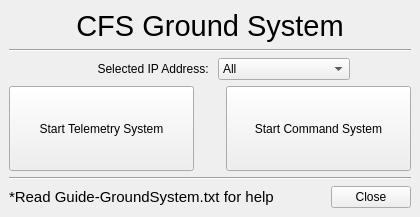
nasa/cFS-GroundSystem, file MainWindow.ui: the form before one commit.
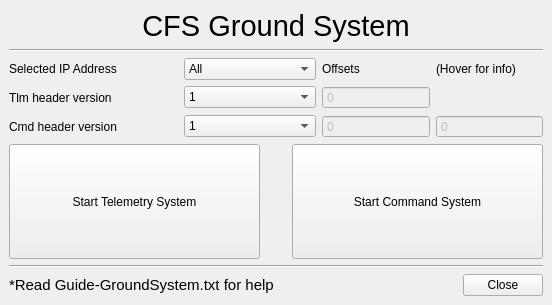
The form after the commit.

Commit message:
Resolve #103 - updates to allow user to select header version
Updates GUI and backend to allow user to select
header version offsets, or custom byte offsets

Also removed the shareddata.py file; no longer needed
at this time

What changed in the file:
```diff
--- a/MainWindow.ui
+++ b/MainWindow.ui
@@ -9,8 +9,8 @@
    <rect>
     <x>0</x>
     <y>0</y>
-    <width>420</width>
-    <height>217</height>
+    <width>552</width>
+    <height>305</height>
    </rect>
   </property>
   <property name="sizePolicy">
@@ -49,21 +49,8 @@
      </widget>
     </item>
     <item>
-     <layout class="QHBoxLayout" name="horizontalLayout">
-      <item>
-       <spacer name="horizontalSpacer">
-        <property name="orientation">
-         <enum>Qt::Horizontal</enum>
-        </property>
-        <property name="sizeHint" stdset="0">
-         <size>
-          <width>40</width>
-          <height>20</height>
-         </size>
-        </property>
-       </spacer>
-      </item>
-      <item>
+     <layout class="QGridLayout" name="gridLayout">
+      <item row="0" column="0">
        <widget class="QLabel" name="label_3">
         <property name="sizePolicy">
          <sizepolicy hsizetype="Fixed" vsizetype="Preferred">
@@ -78,14 +65,14 @@
          </size>
         </property>
         <property name="text">
-         <string>Selected IP Address: </string>
+         <string>Selected IP Address</string>
         </property>
         <property name="alignment">
-         <set>Qt::AlignRight|Qt::AlignTrailing|Qt::AlignVCenter</set>
+         <set>Qt::AlignLeading|Qt::AlignLeft|Qt::AlignVCenter</set>
         </property>
        </widget>
       </item>
-      <item>
+      <item row="0" column="1">
        <widget class="QComboBox" name="comboBoxIpAddresses">
         <property name="minimumSize">
          <size>
@@ -106,18 +93,137 @@
         </item>
        </widget>
       </item>
-      <item>
-       <spacer name="horizontalSpacer_2">
-        <property name="orientation">
-         <enum>Qt::Horizontal</enum>
+      <item row="1" column="0">
+       <widget class="QLabel" name="label_4">
+        <property name="sizePolicy">
+         <sizepolicy hsizetype="Fixed" vsizetype="Preferred">
+          <horstretch>0</horstretch>
+          <verstretch>0</verstretch>
+         </sizepolicy>
         </property>
-        <property name="sizeHint" stdset="0">
+        <property name="minimumSize">
          <size>
-          <width>40</width>
-          <height>20</height>
+          <width>169</width>
+          <height>0</height>
          </size>
         </property>
-       </spacer>
+        <property name="text">
+         <string>Tlm header version</string>
+        </property>
+        <property name="alignment">
+         <set>Qt::AlignLeading|Qt::AlignLeft|Qt::AlignVCenter</set>
+        </property>
+       </widget>
+      </item>
+      <item row="1" column="1">
+       <widget class="QComboBox" name="cbTlmHeaderVer">
+        <property name="minimumSize">
+         <size>
+          <width>132</width>
+          <height>0</height>
+         </size>
+        </property>
+        <property name="maximumSize">
+         <size>
+          <width>132</width>
+          <height>16777215</height>
+         </size>
+        </property>
+        <item>
+         <property name="text">
+          <string>1</string>
+         </property>
+        </item>
+        <item>
+         <property name="text">
+          <string>2</string>
+         </property>
+        </item>
+        <item>
+         <property name="text">
+          <string>Custom</string>
+         </property>
+        </item>
+       </widget>
+      </item>
+      <item row="2" column="0">
+       <widget class="QLabel" name="label_2">
+        <property name="text">
+         <string>Cmd header version</string>
+        </property>
+       </widget>
+      </item>
+      <item row="1" column="2">
+       <widget class="QSpinBox" name="sbTlmOffset">
+        <property name="enabled">
+         <bool>false</bool>
+        </property>
+        <property name="toolTip">
+         <string>&lt;html&gt;&lt;head/&gt;&lt;body&gt;&lt;p&gt;Offset (in bytes) to be &lt;span style=&quot; font-weight:600;&quot;&gt;added to&lt;/span&gt; existing offsets listed in telemetry text files&lt;/p&gt;&lt;/body&gt;&lt;/html&gt;</string>
+        </property>
+        <property name="buttonSymbols">
+         <enum>QAbstractSpinBox::NoButtons</enum>
+        </property>
+       </widget>
+      </item>
+      <item row="2" column="2">
+       <widget class="QSpinBox" name="sbCmdOffsetPri">
+        <property name="enabled">
+         <bool>false</bool>
+        </property>
+        <property name="toolTip">
+         <string>&lt;html&gt;&lt;head/&gt;&lt;body&gt;&lt;p&gt;Offset (in bytes) to be added &lt;span style=&quot; font-weight:600;&quot;&gt;after&lt;/span&gt; the &lt;span style=&quot; font-weight:600;&quot;&gt;primary&lt;/span&gt; header in a command packet&lt;/p&gt;&lt;/body&gt;&lt;/html&gt;</string>
+        </property>
+        <property name="buttonSymbols">
+         <enum>QAbstractSpinBox::NoButtons</enum>
+        </property>
+       </widget>
+      </item>
+      <item row="2" column="1">
+       <widget class="QComboBox" name="cbCmdHeaderVer">
+        <item>
+         <property name="text">
+          <string>1</string>
+         </property>
+        </item>
+        <item>
+         <property name="text">
+          <string>2</string>
+         </property>
+        </item>
+        <item>
+         <property name="text">
+          <string>Custom</string>
+         </property>
+        </item>
+       </widget>
+      </item>
+      <item row="2" column="3">
+       <widget class="QSpinBox" name="sbCmdOffsetSec">
+        <property name="enabled">
+         <bool>false</bool>
+        </property>
+        <property name="toolTip">
+         <string>&lt;html&gt;&lt;head/&gt;&lt;body&gt;&lt;p&gt;Offset (in bytes) to be added &lt;span style=&quot; font-weight:600;&quot;&gt;after&lt;/span&gt; the &lt;span style=&quot; font-weight:600;&quot;&gt;secondary&lt;/span&gt; header in a command packet&lt;/p&gt;&lt;/body&gt;&lt;/html&gt;</string>
+        </property>
+        <property name="buttonSymbols">
+         <enum>QAbstractSpinBox::NoButtons</enum>
+        </property>
+       </widget>
+      </item>
+      <item row="0" column="2">
+       <widget class="QLabel" name="label">
+        <property name="text">
+         <string>Offsets</string>
+        </property>
+       </widget>
+      </item>
+      <item row="0" column="3">
+       <widget class="QLabel" name="label_6">
+        <property name="text">
+         <string>(Hover for info)</string>
+        </property>
+       </widget>
       </item>
      </layout>
     </item>
```
Left out of the diff: 2 changed lines with no effect on the pictures. The commit also changes 11 other files.
